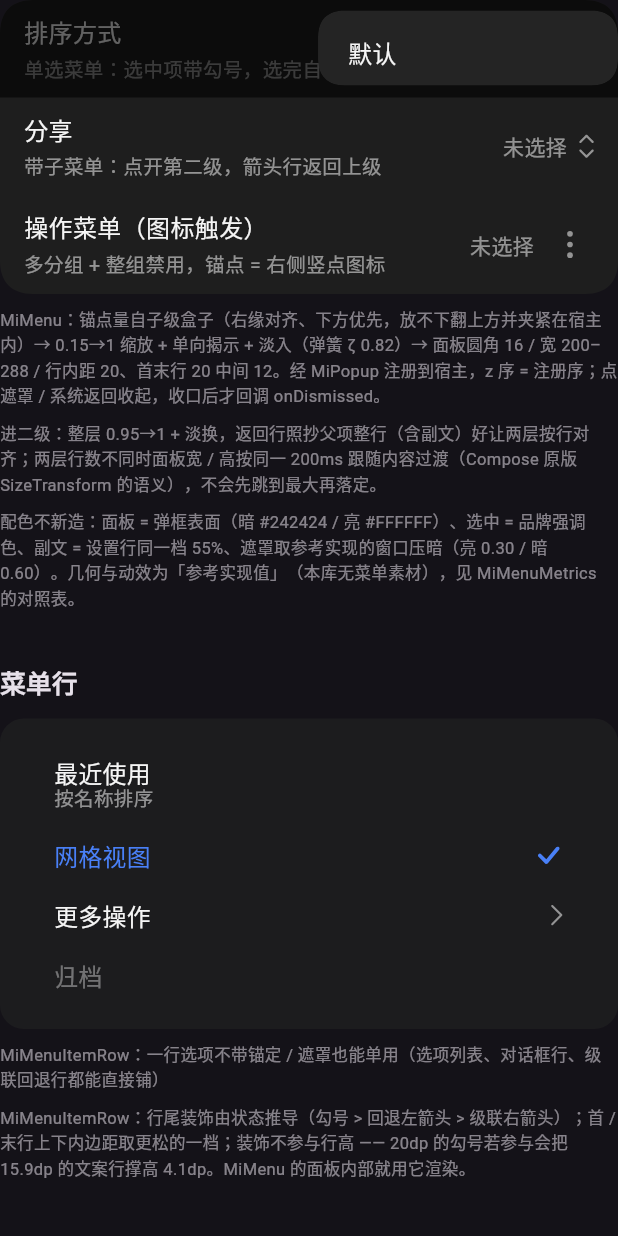
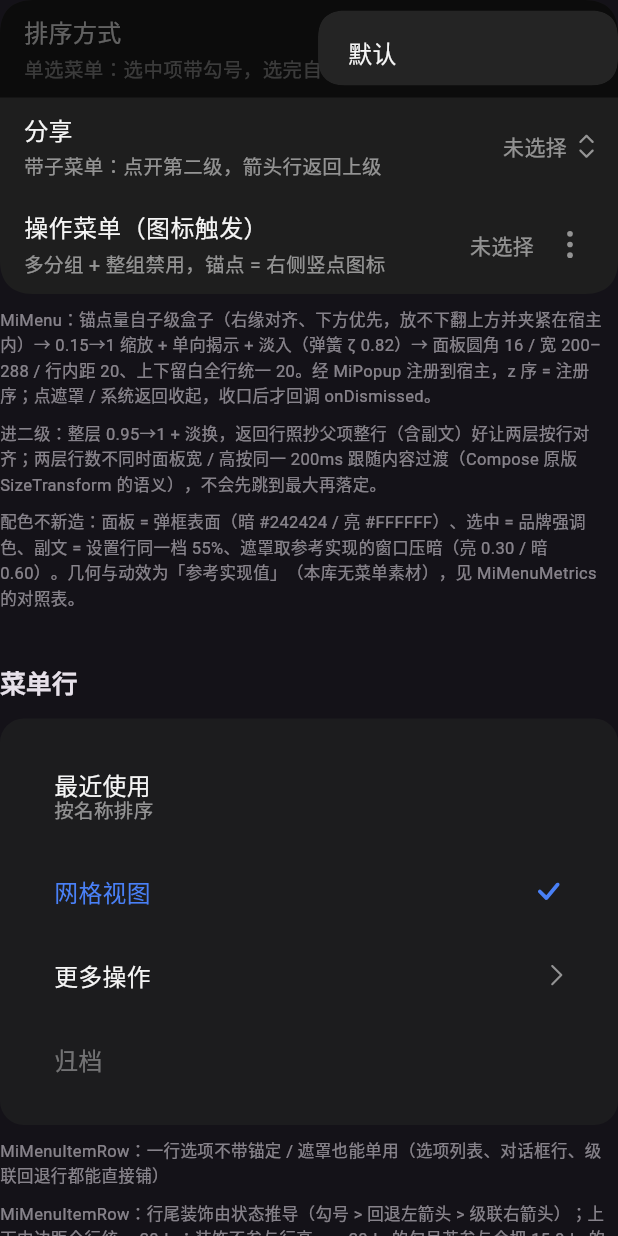
Before and after one commit to yearhe9900/mi_like_ui, a Flutter app: the _MenuShowcase widget shown alone on an empty page, opened directly with empty values, after a tap on "排序方式", on a phone screen of 412 x 824 dp. Run offline on Flutter 3.47's test engine with Material 3 defaults, Android fonts, the phone set to English and light mode, and no system bars; missing offline and left inert: dart:js_interop.

Commit message:
fix(menu): 行上下内边距全行统一 20dp，取消首末 / 中间两档
原先首末 20dp、中间 12dp（照搬参考实现 firstLast / middleVerticalPadding），
整列间距读作上疏、中紧、下疏。统一到更松的一档后行高恒 55.9dp、相邻行
中心距处处相等（预览图实测 48/40/47.5 → 56/56/55.5）。MiMenuItemRow 的
isFirst/isLast 与 MiMenuMetrics.rowEdgePadY 一并移除，文档与示例文案同步。

```diff
--- a/lib/demo/pages/showcase_page.dart
+++ b/lib/demo/pages/showcase_page.dart
@@ -1271,7 +1271,7 @@ class _MenuShowcaseState extends State<_MenuShowcase> {
           context,
           'MiMenu：锚点量自子级盒子（右缘对齐、下方优先，放不下翻上方并夹紧'
               '在宿主内）→ 0.15→1 缩放 + 单向揭示 + 淡入（弹簧 ζ 0.82）→ '
-              '面板圆角 16 / 宽 200–288 / 行内距 20、首末行 20 中间 12。'
+              '面板圆角 16 / 宽 200–288 / 行内距 20、上下留白全行统一 20。'
               '经 MiPopup 注册到宿主，z 序 = 注册序；点遮罩 / 系统返回收起，'
               '收口后才回调 onDismissed。',
         ),
@@ -1329,7 +1329,7 @@ class _MenuShowcaseState extends State<_MenuShowcase> {
         _demoNote(
           context,
           'MiMenuItemRow：行尾装饰由状态推导（勾号 > 回退左箭头 > 级联右箭头）；'
-              '首 / 末行上下内边距取更松的一档；装饰不参与行高 —— 20dp 的勾号'
+              '上下内边距全行统一 20dp；装饰不参与行高 —— 20dp 的勾号'
               '若参与会把 15.9dp 的文案行撑高 4.1dp。MiMenu 的面板内部就用它渲染。',
         ),
       ],
--- a/lib/src/overlays/menu/menu.dart
+++ b/lib/src/overlays/menu/menu.dart
@@ -636,10 +636,6 @@ class _MiMenuPanelState extends State<_MiMenuPanel>
     final level = _path.length;
     final columns = <Widget>[];
     if (level == 0) {
-      final total = widget.groups
-          .where((g) => g.items.isNotEmpty)
-          .fold<int>(0, (sum, g) => sum + g.items.length);
-      var row = 0;
       var groups = 0;
       for (final group in widget.groups) {
         if (group.items.isEmpty) continue;
@@ -652,8 +648,6 @@ class _MiMenuPanelState extends State<_MiMenuPanel>
               leading: item.leading,
               selected: item.selected,
               hasChildren: item.hasChildren,
-              isFirst: row == 0,
-              isLast: row == total - 1,
               enabled: group.enabled && item.enabled,
               onTap: item.hasChildren
                   ? () => setState(() => _path.add(item))
@@ -661,7 +655,6 @@ class _MiMenuPanelState extends State<_MiMenuPanel>
               themeMode: mode,
             ),
           );
-          row++;
         }
         groups++;
       }
@@ -677,15 +670,12 @@ class _MiMenuPanelState extends State<_MiMenuPanel>
           subtitle: parent.subtitle,
           leading: parent.leading,
           showBackArrow: true,
-          isFirst: true,
-          isLast: children.isEmpty,
           enabled: true,
           onTap: () => setState(() => _path.removeLast()),
           themeMode: mode,
         ),
       );
-      for (var i = 0; i < children.length; i++) {
-        final item = children[i];
+      for (final item in children) {
         columns.add(
           MiMenuItemRow(
             label: item.label,
@@ -693,7 +683,6 @@ class _MiMenuPanelState extends State<_MiMenuPanel>
             leading: item.leading,
             selected: item.selected,
             hasChildren: item.hasChildren,
-            isLast: i == children.length - 1,
             enabled: item.enabled,
             onTap: item.hasChildren
                 ? () => setState(() => _path.add(item))
--- a/lib/src/overlays/menu/menu_item_row.dart
+++ b/lib/src/overlays/menu/menu_item_row.dart
@@ -27,9 +27,8 @@ import 'menu_painter.dart';
 ///    时整行禁用（墨色降档、不响应）；
 ///  * **行尾装饰**由状态推导，优先级 [selected]（勾号）> [showBackArrow]
 ///    （左向箭头，级联回退）> [hasChildren]（右向箭头，级联触发器）；
-///  * **首 / 末行**（[isFirst] / [isLast]）上下内边距取更松的
-///    [MiMenuMetrics.rowEdgePadY]（参考实现刻意给得更松），中间行取
-///    [MiMenuMetrics.rowPadY]；
+///  * **行上下内边距**恒取 [MiMenuMetrics.rowPadY]（20dp，所有行统一 ——
+///    参考实现的首末 / 中间两档会让整列间距上疏下紧，本库不跟）；
 ///  * 行尾装饰**不参与行高**：槽钉 0 高、墨盒按行中线居中溢出绘制，否则
 ///    20dp 的勾号会把 15.9dp 文案的行撑高 4.1dp（见 [MiMenuMetrics.checkSide]）。
 ///
@@ -44,8 +43,6 @@ class MiMenuItemRow extends StatelessWidget {
     this.enabled = true,
     this.hasChildren = false,
     this.showBackArrow = false,
-    this.isFirst = false,
-    this.isLast = false,
     this.onTap,
     this.themeMode,
   });
@@ -76,12 +73,6 @@ class MiMenuItemRow extends StatelessWidget {
   /// 是否是级联回退行（尾部画左向箭头，语义「回到上一级」）。
   final bool showBackArrow;
 
-  /// 是否是整张菜单的首行（上下内边距取更松的一档）。
-  final bool isFirst;
-
-  /// 是否是整张菜单的末行（同 [isFirst]）。
-  final bool isLast;
-
   /// 点按回调；null = 该行不可点。
   final VoidCallback? onTap;
 
@@ -92,9 +83,6 @@ class MiMenuItemRow extends StatelessWidget {
   Widget build(BuildContext context) {
     final mode = MiTheme.modeOf(context, explicit: themeMode);
     final palette = MiMenuPalette.of(mode);
-    final padY = isFirst || isLast
-        ? MiMenuMetrics.rowEdgePadY
-        : MiMenuMetrics.rowPadY;
     final labelColor = !enabled
         ? palette.disabled
         : (selected ? palette.selectedLabel : palette.label);
@@ -115,9 +103,9 @@ class MiMenuItemRow extends StatelessWidget {
           child: child,
         ),
         child: Padding(
-          padding: EdgeInsets.symmetric(
+          padding: const EdgeInsets.symmetric(
             horizontal: MiMenuMetrics.rowInsetX,
-            vertical: padY,
+            vertical: MiMenuMetrics.rowPadY,
           ),
           child: Row(
             children: [
@@ -210,7 +198,7 @@ class MiMenuItemRow extends StatelessWidget {
   /// 勾号墨盒 20dp 高于正文行盒（`MiTypography.dialogAction` 15.9dp，
   /// `height: 1.0`），若让槽参与行高计算，选中行就比普通行高 4.1dp —— 上下
   /// 两个相邻中心距各 +2dp，读起来是「选中项上下更松」。这里把槽钉成 0 高、
-  /// 用 [OverflowBox] 让墨盒以行的中线为心画到槽外（溢出 2.05dp 落在 12dp
+  /// 用 [OverflowBox] 让墨盒以行的中线为心画到槽外（溢出 2.05dp 落在 20dp
   /// 行内边距里，不碰相邻行），行高于是只由文案块决定。参考实现同样让勾号
   /// 参与行高，差别在它的正文行盒 ≈18.7dp（差值仅 1.3dp，看不出来）。
   Widget _slot({
--- a/lib/src/overlays/menu/menu_metrics.dart
+++ b/lib/src/overlays/menu/menu_metrics.dart
@@ -17,7 +17,7 @@ import 'package:flutter/animation.dart';
 /// | [minHeight] | `MiuixListPopupDefaults.minPopupHeight` | 50 |
 /// | [margin] | `dropdownPositionProvider(verticalMargin:)` | 8 |
 /// | [rowInsetX] | `insideHorizontalPadding` | 20 |
-/// | [rowPadY] / [rowEdgePadY] | `middle…` / `firstLastVerticalPadding` | 12 / 20 |
+/// | [rowPadY] | `firstLastVerticalPadding`（统一档，见该常量说明） | 20 |
 /// | [iconCell] / [iconGap] | `iconMinSize` / `iconEndPadding` | 26 / 12 |
 /// | [checkSide] / [trailingGap] | `checkIconSize` / `checkIconStartPadding` | 20 / 12 |
 /// | [arrowSize] | `chevronSize` | 10×16 |
@@ -51,11 +51,13 @@ class MiMenuMetrics {
   /// 行左右内边距。
   static const double rowInsetX = 20;
 
-  /// 中间行上下内边距。
-  static const double rowPadY = 12;
-
-  /// 首 / 末行上下内边距（整张菜单的上下两行，参考实现刻意给得更松）。
-  static const double rowEdgePadY = 20;
+  /// 行上下内边距（**所有行统一**）。
+  ///
+  /// 本库取 20dp：参考实现是两档（`middleVerticalPadding` 12 /
+  /// `firstLastVerticalPadding` 20），但首末与中间不等高会让整列间距读作
+  /// 「上疏、中紧、下疏」，视觉上是缺陷 —— 统一到更松的一档，行高恒为
+  /// 2 × 20 + 正文行盒 15.9 = 55.9dp，相邻中心距恒 55.9dp。
+  static const double rowPadY = 20;
 
   /// 前导图标单元格最小边长。
   static const double iconCell = 26;
```
Also changed, not shown: doc/preview/menu_cascade_dark.png, doc/preview/menu_dark.png, doc/preview/menu_light.png, 5 other files.
